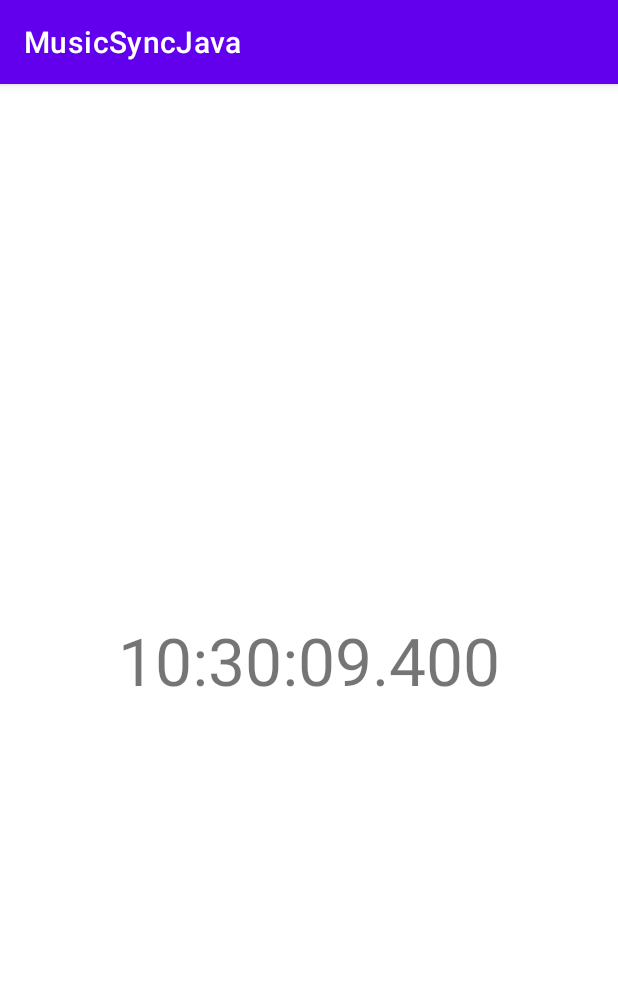
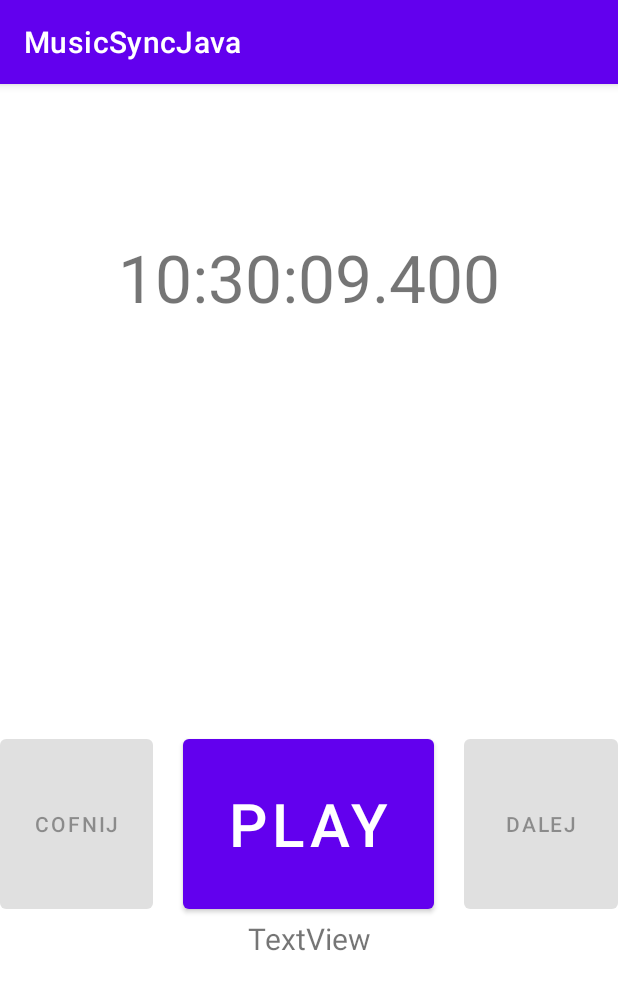
Before and after one commit to MiloszRed/MusicSyncJava, an Android app: the screen it shows after launch (MainActivity), on a phone screen of 412 x 824 dp. Shown: the top 990 px of the screen. Run offline under Robolectric (Android 15) with nearby library versions, the phone set to English and light mode, and no system bars.

Commit message:
prosty odtwarzacz jednej piosenki (brak stop)

```diff
--- a/app/src/main/java/com/example/musicsyncjava/MainActivity.java
+++ b/app/src/main/java/com/example/musicsyncjava/MainActivity.java
@@ -9,8 +9,11 @@ The code uses NTP client to query the NTP server and captues the offset of the a
 package com.example.musicsyncjava;
 
 import android.Manifest;
+import android.media.MediaPlayer;
 import android.os.Bundle;
+import android.view.View;
 import android.view.WindowManager;
+import android.widget.Button;
 import android.widget.TextView;
 import androidx.annotation.NonNull;
 import androidx.appcompat.app.AppCompatActivity;
@@ -18,11 +21,16 @@ import androidx.core.app.ActivityCompat;
 import java.text.SimpleDateFormat;
 import java.util.Date;
 
+
 public class MainActivity extends AppCompatActivity {
     //stores the offset value
     long offset =0L;
 
     String ntpHost = "17.253.26.253";//"time.apple.com";
+
+    boolean synced =false;
+
+    MediaPlayer mp = new MediaPlayer();
 
     private final String [] permissions = {
             Manifest.permission.INTERNET
@@ -47,9 +55,39 @@ public class MainActivity extends AppCompatActivity {
 
         //thread to calculate offset with respect to the android device monotonic time
         Thread calculate_offsets = new Thread(Timer);
+        Thread waiting = new Thread(Wait_for_sync);
+
         calculate_offsets.setPriority(10);
+        waiting.setPriority(8);
         calculate_offsets.start();
+        waiting.start();
+
+        //Wait_for_sync_manager.start();
     }//end onCreate
+
+    public void OnClick_play(View v){
+        mp.start();
+
+        final Button btn_back = findViewById(R.id.button_back);
+        final Button btn_next = findViewById(R.id.button_next);
+
+        btn_back.setEnabled(true);
+        btn_next.setEnabled(true);
+    }
+
+    public void OnClick_change_music_position(View v){
+        final Button btn_back = findViewById(R.id.button_back);
+        final Button btn_next = findViewById(R.id.button_next);
+
+        if (v.getId() == btn_back.getId())
+            mp.seekTo(mp.getCurrentPosition() - 10);
+        else if(v.getId() == btn_next.getId())
+            mp.seekTo(mp.getCurrentPosition() + 10);
+    }
+
+    void set_music(){
+        mp = MediaPlayer.create(getApplicationContext(), R.raw.zelda);
+    }
 
     long get_ntp_offset()
     {
@@ -92,7 +130,27 @@ public class MainActivity extends AppCompatActivity {
                 String dateString = formatter.format(new Date(System.currentTimeMillis() + offset));
                 final TextView textViewToChange = (TextView) findViewById(R.id.textView);
                 textViewToChange.setText(dateString);
+                synced = true;
             }
         }//end  while (run_sys_time)
     };//end Timer
+
+    Runnable Wait_for_sync = new Runnable() {
+        @Override
+        public void run() {
+            while (true) {
+                if (synced) {
+                    set_music();
+                    System.out.println("hejo");
+                    runOnUiThread(new Runnable() {
+                        public void run() {
+                            final Button button = (Button) findViewById(R.id.button_play);
+                            button.setEnabled(true);
+                        }
+                    });
+                    break;
+                }
+            }    //end while true
+        }//end run
+    }; //end Wait_for_sync
 }//end MainActivity
--- a/app/src/main/res/layout/activity_main.xml
+++ b/app/src/main/res/layout/activity_main.xml
@@ -9,10 +9,58 @@
 
     <TextView
         android:id="@+id/textView"
+        android:layout_width="fill_parent"
+        android:layout_height="257dp"
+        android:gravity="center"
         android:text="TextView"
-        android:layout_width="fill_parent"
-        android:layout_height="fill_parent"
-        android:gravity="center"
-        android:textSize="44sp"/>
+        android:textSize="44sp" />
+
+    <Space
+        android:layout_width="match_parent"
+        android:layout_height="173dp" />
+
+    <LinearLayout
+        android:layout_width="match_parent"
+        android:layout_height="wrap_content"
+        android:orientation="horizontal">
+
+        <Button
+            android:id="@+id/button_back"
+            android:layout_width="wrap_content"
+            android:layout_height="match_parent"
+            android:layout_weight="1"
+            android:enabled="false"
+            android:onClick="OnClick_change_music_position"
+            android:text="cofnij" />
+
+        <Button
+            android:id="@+id/button_play"
+            android:layout_width="wrap_content"
+            android:layout_height="125dp"
+            android:layout_marginLeft="20dp"
+            android:layout_marginRight="20dp"
+            android:layout_weight="2"
+            android:enabled="false"
+            android:onClick="OnClick_play"
+            android:text="play"
+            android:textSize="40sp" />
+
+        <Button
+            android:id="@+id/button_next"
+            android:layout_width="wrap_content"
+            android:layout_height="match_parent"
+            android:layout_weight="1"
+            android:enabled="false"
+            android:onClick="OnClick_change_music_position"
+            android:text="dalej" />
+    </LinearLayout>
+
+    <TextView
+        android:id="@+id/textview_song_time"
+        android:layout_width="match_parent"
+        android:layout_height="wrap_content"
+        android:text="TextView"
+        android:textAlignment="center"
+        android:textSize="20sp" />
 
 </LinearLayout>
```
Also changed, not shown: 1 other file.
